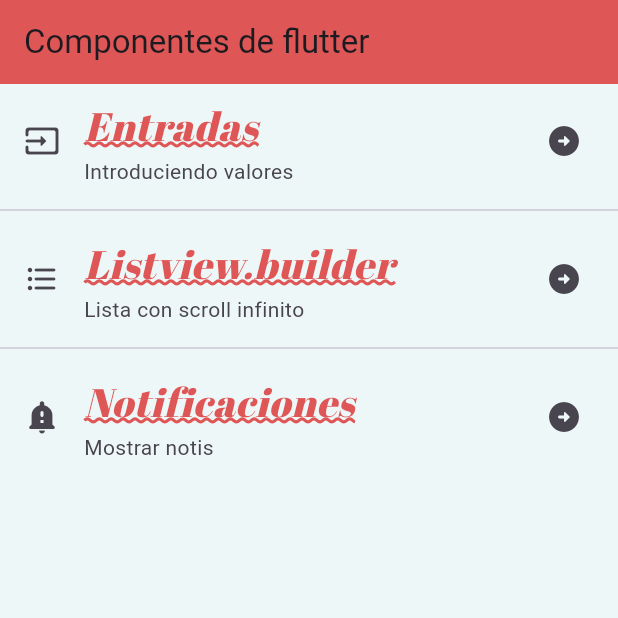
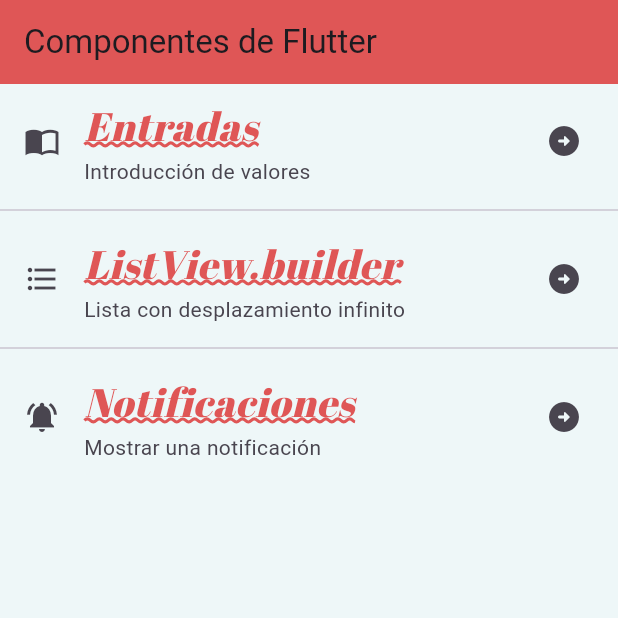
Before and after one commit to AliixLoz/componentes_flutter_aliix, a Flutter app: the screen it shows after launch, on a phone screen of 412 x 824 dp, the top half of it. Run offline on Flutter 3.47's test engine with Material 3 defaults, Android fonts, the phone set to English and light mode, and no system bars; our stand-ins replace google_fonts.

```diff
--- a/lib/screens/home_screen.dart
+++ b/lib/screens/home_screen.dart
@@ -1,4 +1,8 @@
 import 'package:flutter/material.dart';
+import 'package:practica3/screens/data_screen.dart';
+import 'package:practica3/screens/infinite_scroll_screen.dart';
+import 'package:practica3/screens/inputs_screen.dart';
+import 'package:practica3/screens/notifications_screen.dart';
 import 'package:practica3/theme/app_theme.dart';
 
 class HomeScreen extends StatelessWidget {
@@ -8,7 +12,7 @@ class HomeScreen extends StatelessWidget {
   Widget build(BuildContext context) {
     return Scaffold(
       appBar: AppBar(
-        title: const Text('Componentes de flutter'),
+        title: const Text('Componentes de Flutter'),
       ),
       body: ListView(
         children: <Widget>[
@@ -18,35 +22,67 @@ class HomeScreen extends StatelessWidget {
               style: AppTheme.lightTheme.textTheme.headlineLarge,
             ),
             subtitle: Text(
-                  'Introduciendo valores',
+              'Introducción de valores',
                style: AppTheme.lightTheme.textTheme.bodySmall,
               ),
-                leading: const Icon(Icons.input_rounded),
+            leading: const Icon(Icons.import_contacts_sharp),
             trailing: const Icon(Icons.arrow_circle_right_rounded),
+
+            //agreganuevo
+            onTap: () {
+              final ruta1 = MaterialPageRoute(builder: (context) {
+                return const InputsScreen();
+              });
+              Navigator.push(context,ruta1);
+            },
+            //acaba lo nuevo
+
           ),
-              Divider(),
+
+          const Divider(),
           ListTile(
             title: Text(
-                  'Listview.builder',
-                  style: AppTheme.lightTheme.textTheme.headlineLarge
+              'ListView.builder',
+              style: AppTheme.lightTheme.textTheme.headlineLarge,
             ),
-                subtitle: Text('Lista con scroll infinito',
+            subtitle: Text(
+              'Lista con desplazamiento infinito',
                style: AppTheme.lightTheme.textTheme.bodySmall,
               ),
-                leading: const Icon(Icons.format_list_bulleted_rounded),
+            leading: const Icon(Icons.format_list_bulleted),
             trailing: const Icon(Icons.arrow_circle_right_rounded),
+
+             //agreganuevo
+            onTap: () {
+              final ruta2 = MaterialPageRoute(builder: (context) {
+                return const InfiniteScrollScreen();
+              });
+              Navigator.push(context,ruta2);
+            },
+            //acaba lo nuevo
           ),
-              Divider(),
+          const Divider(),
+
           ListTile(
             title: Text(
               'Notificaciones',
-                  style: AppTheme.lightTheme.textTheme.headlineLarge
+              style: AppTheme.lightTheme.textTheme.headlineLarge,
             ),
-                subtitle: Text('Mostrar notis',
+            subtitle: Text(
+              'Mostrar una notificación',
                style: AppTheme.lightTheme.textTheme.bodySmall,
               ),
-                leading: const Icon(Icons.notification_important_rounded),
+            leading: const Icon(Icons.notifications_active),
             trailing: const Icon(Icons.arrow_circle_right_rounded),
+
+             //agreganuevo
+            onTap: () {
+              final ruta3 = MaterialPageRoute(builder: (context) {
+                return const NotificationsScreen();
+              });
+              Navigator.push(context,ruta3);
+            },
+            //acaba lo nuevo
           ),
         ],
       ),
```
Also changed, not shown: lib/screens/notifications_screen.dart (+12 -0 lines). Lines whose indentation alone changed are shown as unchanged.
